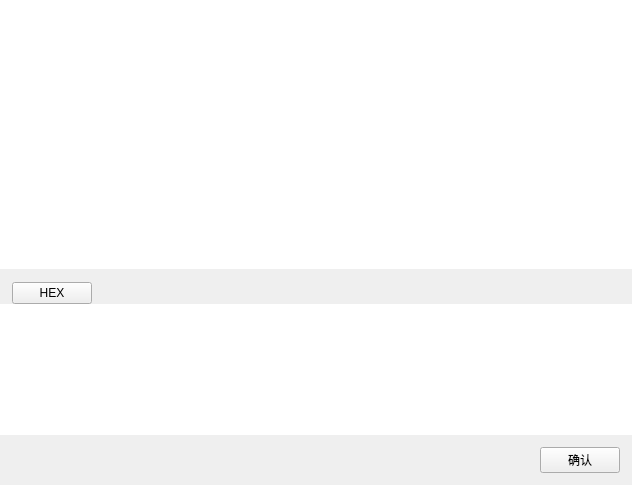
Old version of the form Widget/widgettabcontent.ui in the repository Mtr1994/TU-Services.
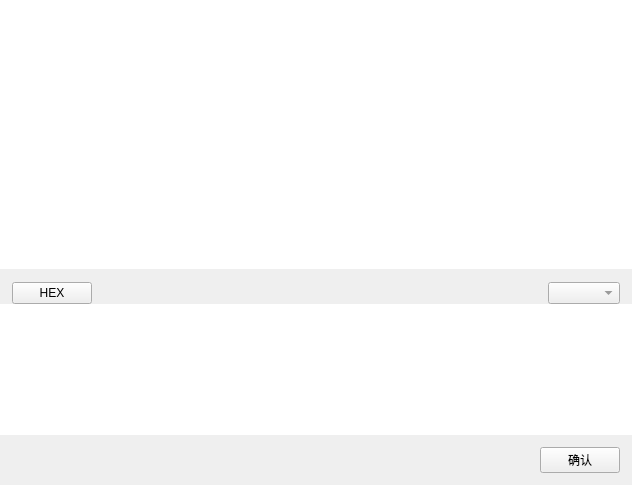
New version of the form.

Patch:
```diff
--- a/Widget/widgettabcontent.ui
+++ b/Widget/widgettabcontent.ui
@@ -161,7 +161,7 @@
             </property>
             <layout class="QHBoxLayout" name="horizontalLayout">
              <property name="spacing">
-              <number>12</number>
+              <number>24</number>
              </property>
              <property name="leftMargin">
               <number>12</number>
@@ -195,12 +195,20 @@
                </property>
                <property name="sizeHint" stdset="0">
                 <size>
-                 <width>513</width>
+                 <width>40</width>
                  <height>20</height>
                 </size>
                </property>
               </spacer>
              </item>
+             <item>
+              <widget class="QComboBox" name="cbbCodeType">
+               <property name="styleSheet">
+                <string notr="true">min-width: 5em;
+color: #666666;</string>
+               </property>
+              </widget>
+             </item>
             </layout>
            </widget>
           </item>
```
Left out of the diff: 2 changed lines with no effect on the pictures.
